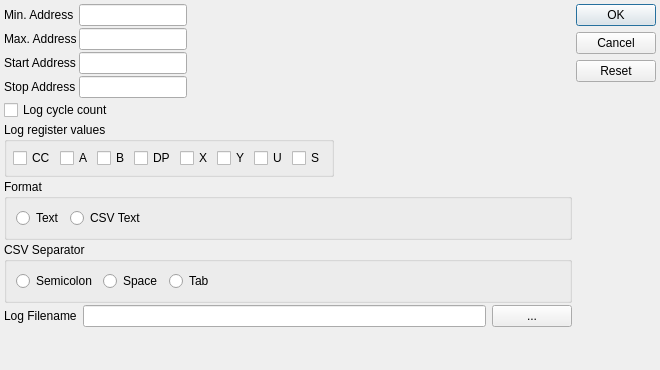
Before: the Qt Designer form src/logfil.ui in aladur/flexemu, drawn with Qt 5.
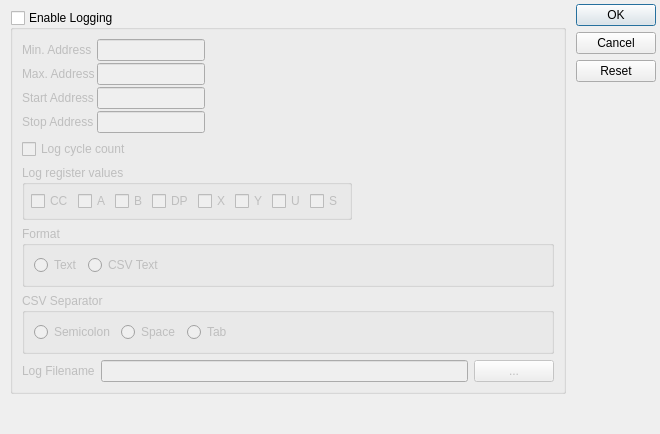
After: the same form once the commit is applied.

Commit message:
flexemu logging: Add a logging enable/disable flag.
- Also: In Logger Config Dialog:
  - Improved filename/extension update.
  - Updated dialog geometry
  - File Dialog: Set default file extension based on selected logging format.

```diff
--- a/src/logfil.ui
+++ b/src/logfil.ui
@@ -10,7 +10,7 @@
     <x>0</x>
     <y>0</y>
     <width>660</width>
-    <height>370</height>
+    <height>434</height>
    </rect>
   </property>
   <property name="sizePolicy">
@@ -21,8 +21,8 @@
   </property>
   <property name="minimumSize">
    <size>
-    <width>425</width>
-    <height>370</height>
+    <width>540</width>
+    <height>430</height>
    </size>
   </property>
   <property name="windowTitle">
@@ -55,12 +55,30 @@
      <property name="spacing">
       <number>2</number>
      </property>
+     <property name="leftMargin">
+      <number>6</number>
+     </property>
      <property name="topMargin">
-      <number>0</number>
+      <number>6</number>
+     </property>
+     <property name="rightMargin">
+      <number>6</number>
      </property>
      <property name="bottomMargin">
-      <number>0</number>
+      <number>6</number>
      </property>
+     <item>
+      <widget class="QGroupBox" name="g_enable">
+       <property name="title">
+        <string>Enable Logging</string>
+       </property>
+       <property name="checkable">
+        <bool>true</bool>
+       </property>
+       <property name="checked">
+        <bool>false</bool>
+       </property>
+       <layout class="QVBoxLayout" name="verticalLayout_3">
      <item>
       <layout class="QHBoxLayout" name="horizontalLayout_4">
        <item>
@@ -272,6 +290,12 @@
        <property name="title">
         <string>Format</string>
        </property>
+          <property name="checkable">
+           <bool>false</bool>
+          </property>
+          <property name="checked">
+           <bool>false</bool>
+          </property>
        <layout class="QHBoxLayout" name="horizontalLayout_2" stretch="0,1">
         <item>
          <widget class="QRadioButton" name="r_text">
@@ -353,6 +377,9 @@
         </widget>
        </item>
       </layout>
+        </item>
+       </layout>
+      </widget>
      </item>
      <item>
       <spacer name="verticalSpacer_2">
```
Lines whose indentation alone changed are shown as unchanged. The commit also changes 4 other files.
